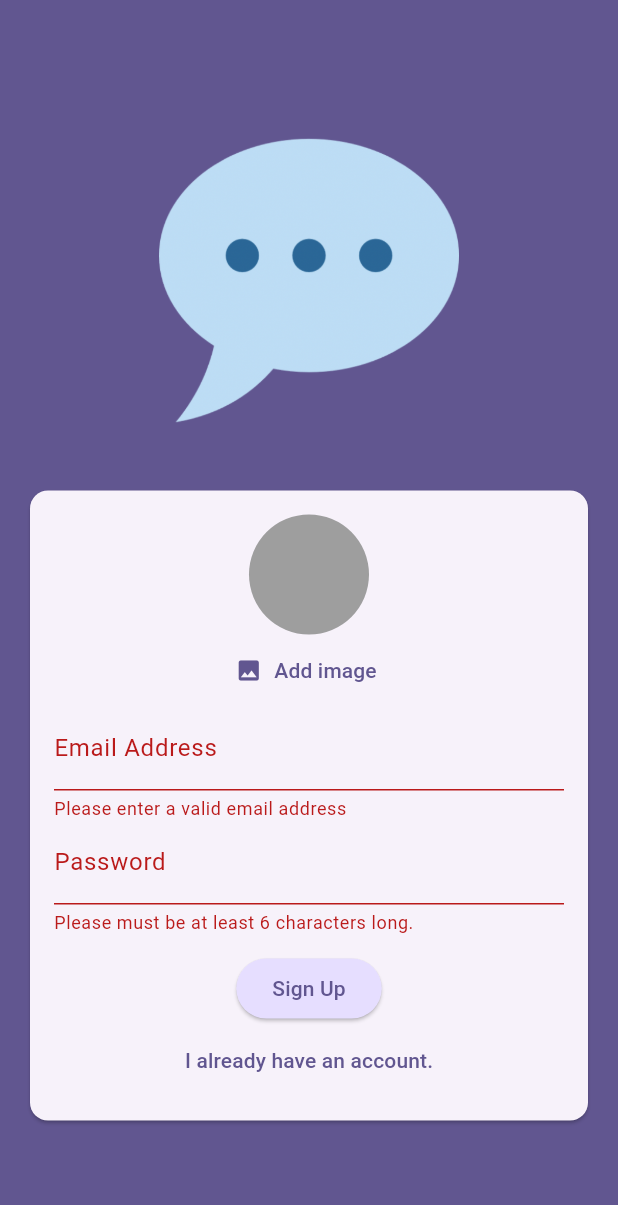
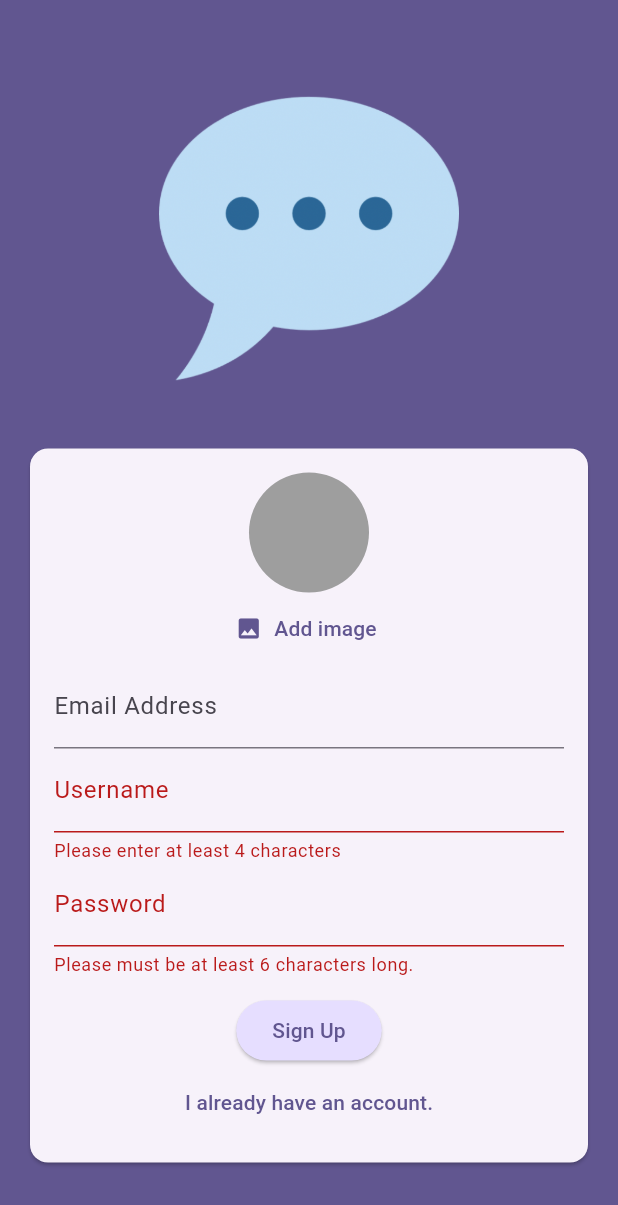
Before and after one commit to sawsanjamal/chat-app, a Flutter app: the screen it shows after launch, after a tap on "Login In", after a tap on "Create an account", on a phone screen of 412 x 824 dp. Shown: the top 1205 px of the screen. Run offline on Flutter 3.47's test engine with Material 3 defaults, Android fonts, the phone set to English and light mode, and no system bars; our stand-ins replace cloud_firestore, firebase_auth, firebase_core, firebase_storage, image_picker; accounts and stored records are empty.

```diff
--- a/lib/screens/auth.dart
+++ b/lib/screens/auth.dart
@@ -20,6 +20,7 @@ class _AuthScreenState extends State<AuthScreen> {
   var _isLogin = true;
   var _enteredEmail = '';
   var _enteredPassword = '';
+  var _enteredUsername = " ";
   var _isAuthenticating = false;
 
   File? _selectedImage;
@@ -50,7 +51,7 @@ class _AuthScreenState extends State<AuthScreen> {
             .collection('users')
             .doc(userCredentials.user!.uid)
             .set({
-          'username': 'to be done...',
+          'username': _enteredUsername,
           'email': _enteredEmail,
           "image_url": imageUrl,
         });
@@ -101,6 +102,7 @@ class _AuthScreenState extends State<AuthScreen> {
                                 _selectedImage = pickedImage;
                               },
                             ),
+                          if (!_isLogin)
                             TextFormField(
                               decoration: const InputDecoration(
                                   labelText: 'Email Address'),
@@ -117,6 +119,22 @@ class _AuthScreenState extends State<AuthScreen> {
                               },
                               onSaved: (value) {
                                 _enteredEmail = value!;
+                              },
+                            ),
+                          TextFormField(
+                            decoration:
+                                const InputDecoration(labelText: 'Username'),
+                            enableSuggestions: false,
+                            validator: (value) {
+                              if (value == null ||
+                                  value.trim().length < 4 ||
+                                  value.isEmpty) {
+                                return 'Please enter at least 4 characters';
+                              }
+                              return null;
+                            },
+                            onSaved: (value) {
+                              _enteredUsername = value!;
                             },
                           ),
                           TextFormField(
```
Also changed, not shown: lib/screens/chat.dart (+6 -3 lines), lib/widgets/chat_messages.dart (added, +38 -0 lines), lib/widgets/new_message.dart (added, +68 -0 lines). Lines whose indentation alone changed are shown as unchanged.
